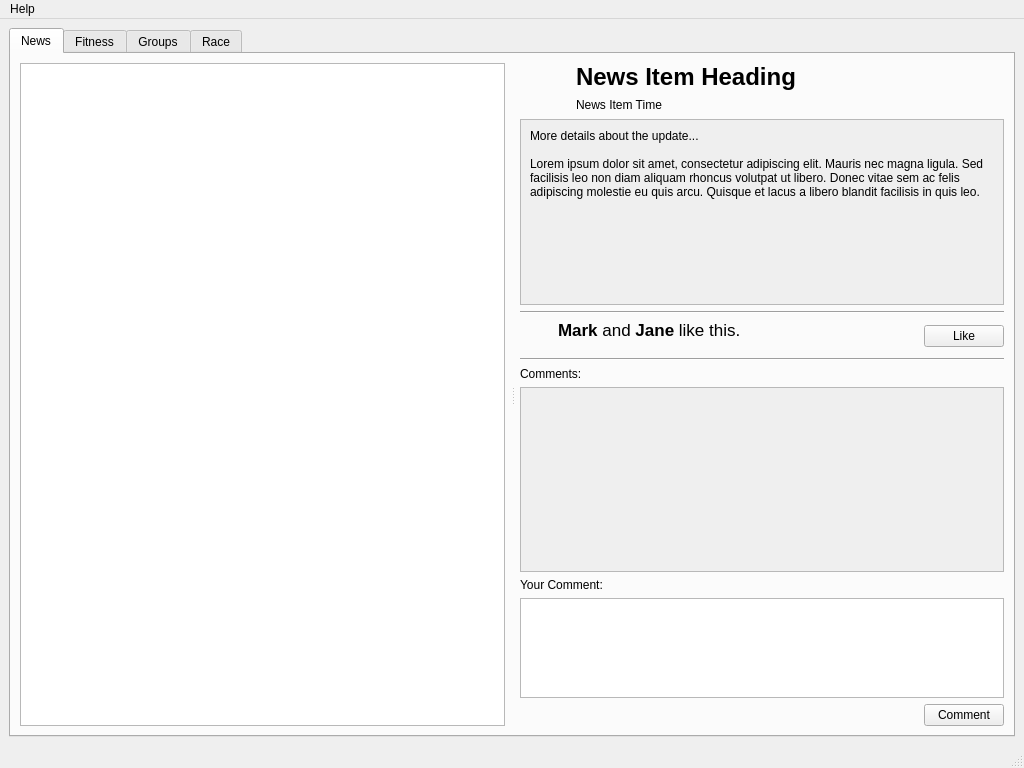
This is GUI/mainwindow.ui in jpvanhal/Social-Sports as Qt 5 draws it before an edit. The edited form follows.
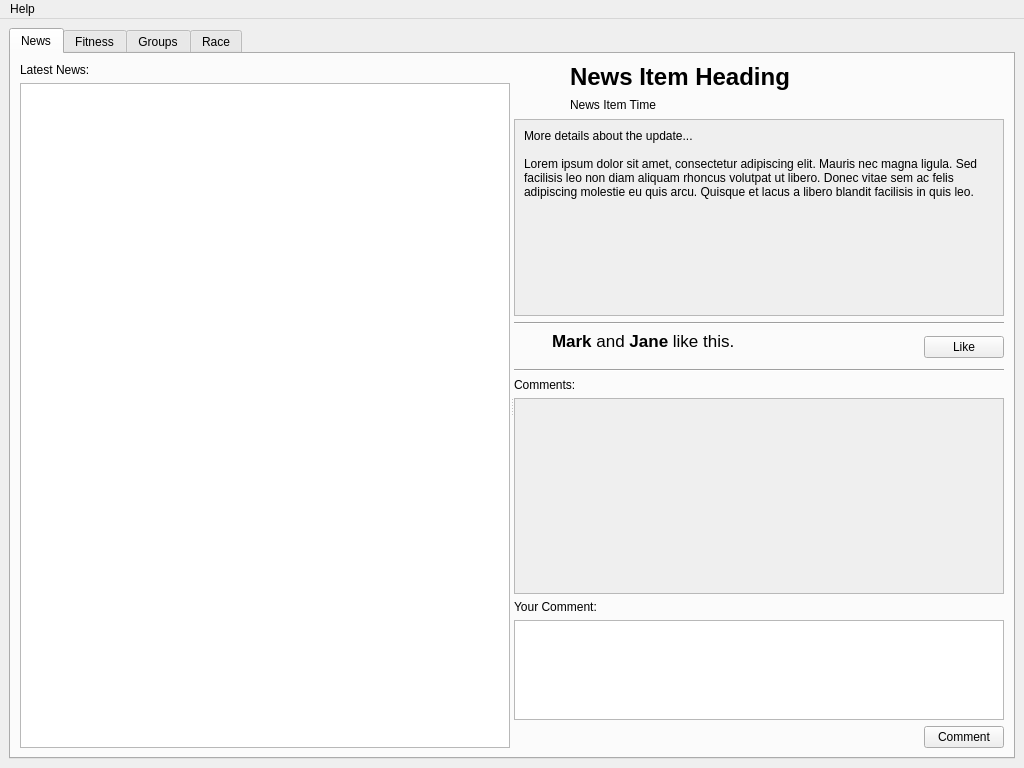
This is the edited form. Icons and pictures are not drawn.

Commit message: Added label above list of news.

The edit to the form file:
```diff
--- a/GUI/mainwindow.ui
+++ b/GUI/mainwindow.ui
@@ -33,9 +33,16 @@
           <property name="orientation">
            <enum>Qt::Horizontal</enum>
           </property>
-          <property name="handleWidth">
-           <number>15</number>
-          </property>
+          <widget class="QWidget" name="">
+           <layout class="QVBoxLayout" name="verticalLayout_7">
+            <item>
+             <widget class="QLabel" name="label">
+              <property name="text">
+               <string>Latest News:</string>
+              </property>
+             </widget>
+            </item>
+            <item>
           <widget class="QListView" name="listViewNews">
            <property name="editTriggers">
             <set>QAbstractItemView::NoEditTriggers</set>
@@ -44,6 +51,9 @@
             <enum>QAbstractItemView::SelectRows</enum>
            </property>
           </widget>
+            </item>
+           </layout>
+          </widget>
           <widget class="QWidget" name="layoutWidget">
            <layout class="QVBoxLayout" name="verticalLayout_12">
             <item>
@@ -125,8 +135,8 @@
                 <rect>
                  <x>0</x>
                  <y>0</y>
-                 <width>510</width>
-                 <height>152</height>
+                 <width>512</width>
+                 <height>156</height>
                 </rect>
                </property>
                <layout class="QHBoxLayout" name="horizontalLayout_8">
@@ -283,8 +293,8 @@
                 <rect>
                  <x>0</x>
                  <y>0</y>
-                 <width>510</width>
-                 <height>138</height>
+                 <width>512</width>
+                 <height>155</height>
                 </rect>
                </property>
                <layout class="QVBoxLayout" name="verticalLayout_13">
@@ -868,7 +878,6 @@
    </widget>
    <addaction name="menuHelp"/>
   </widget>
-  <widget class="QStatusBar" name="statusbar"/>
  </widget>
  <resources/>
  <connections/>
```
Left out of the diff: 10 changed lines with no effect on the pictures. Lines whose indentation alone changed are shown as unchanged.
